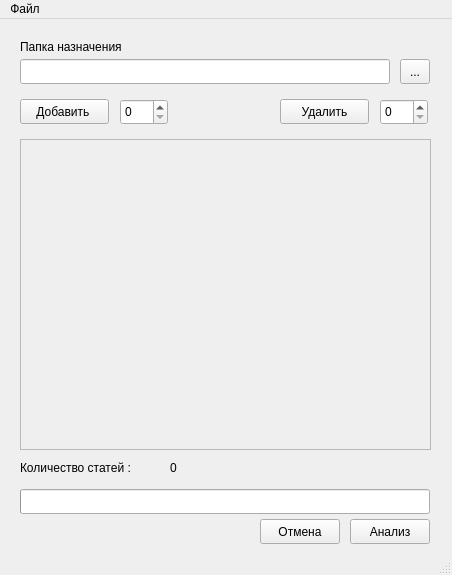
First picture: the form in main_gui.ui, repository gotcodehooked/Analyzer, before the edit.
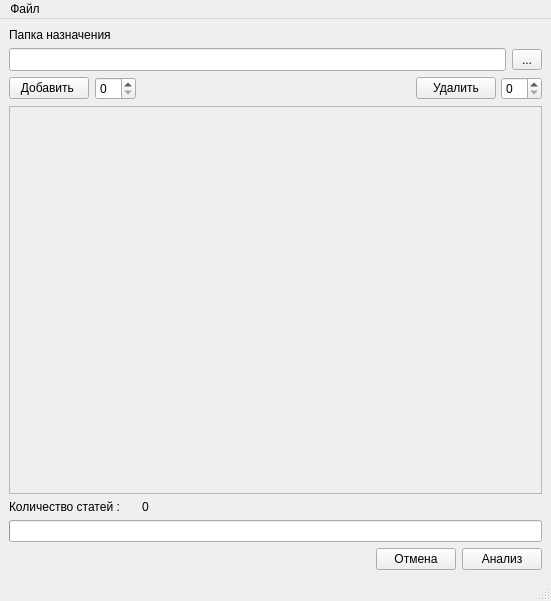
Second picture: the form after the edit.

Diff of the .ui file:
```diff
--- a/main_gui.ui
+++ b/main_gui.ui
@@ -6,62 +6,52 @@
    <rect>
     <x>0</x>
     <y>0</y>
-    <width>452</width>
-    <height>575</height>
+    <width>551</width>
+    <height>601</height>
    </rect>
   </property>
   <property name="windowTitle">
    <string>MainWindow</string>
   </property>
   <widget class="QWidget" name="centralwidget">
-   <widget class="QLineEdit" name="lineEditOpenFile">
-    <property name="geometry">
-     <rect>
-      <x>20</x>
-      <y>40</y>
-      <width>370</width>
-      <height>25</height>
-     </rect>
-    </property>
-   </widget>
-   <widget class="QLabel" name="label">
-    <property name="geometry">
-     <rect>
-      <x>20</x>
-      <y>20</y>
-      <width>130</width>
-      <height>15</height>
-     </rect>
-    </property>
-    <property name="text">
-     <string>Папка назначения</string>
-    </property>
-   </widget>
-   <widget class="QToolButton" name="toolButton">
+   <layout class="QGridLayout" name="gridLayout_2">
+    <item row="5" column="0" colspan="5">
+     <widget class="QScrollArea" name="scrollArea">
+      <property name="widgetResizable">
+       <bool>true</bool>
+      </property>
+      <property name="alignment">
+       <set>Qt::AlignLeading|Qt::AlignLeft|Qt::AlignVCenter</set>
+      </property>
+      <widget class="QWidget" name="scrollAreaWidgetContents">
     <property name="geometry">
      <rect>
-      <x>400</x>
-      <y>40</y>
-      <width>30</width>
-      <height>25</height>
-     </rect>
-    </property>
-    <property name="text">
-     <string>...</string>
-    </property>
-    <property name="checkable">
-     <bool>false</bool>
-    </property>
-   </widget>
+         <x>0</x>
+         <y>0</y>
+         <width>531</width>
+         <height>359</height>
+        </rect>
+       </property>
+       <layout class="QGridLayout" name="gridLayout">
+        <item row="0" column="0">
+         <layout class="QVBoxLayout" name="verticalLayout_2">
+          <property name="spacing">
+           <number>6</number>
+          </property>
+          <property name="sizeConstraint">
+           <enum>QLayout::SetFixedSize</enum>
+          </property>
+          <property name="bottomMargin">
+           <number>0</number>
+          </property>
+         </layout>
+        </item>
+       </layout>
+      </widget>
+     </widget>
+    </item>
+    <item row="7" column="0" colspan="5">
    <widget class="QProgressBar" name="statusProgressBar">
-    <property name="geometry">
-     <rect>
-      <x>20</x>
-      <y>470</y>
-      <width>410</width>
-      <height>25</height>
-     </rect>
-    </property>
     <property name="value">
      <number>0</number>
     </property>
@@ -81,14 +71,54 @@
      <string notr="true"/>
     </property>
    </widget>
+    </item>
+    <item row="6" column="1">
+     <widget class="QLabel" name="numberArticlesLabel">
+      <property name="sizePolicy">
+       <sizepolicy hsizetype="Ignored" vsizetype="Preferred">
+        <horstretch>20</horstretch>
+        <verstretch>0</verstretch>
+       </sizepolicy>
+      </property>
+      <property name="text">
+       <string>0</string>
+      </property>
+     </widget>
+    </item>
+    <item row="8" column="4">
+     <layout class="QFormLayout" name="formLayout_3">
+      <property name="labelAlignment">
+       <set>Qt::AlignRight|Qt::AlignTrailing|Qt::AlignVCenter</set>
+      </property>
+      <property name="formAlignment">
+       <set>Qt::AlignRight|Qt::AlignTop|Qt::AlignTrailing</set>
+      </property>
+      <item row="0" column="0">
+       <widget class="QPushButton" name="cancelAnalyzeButton">
+        <property name="text">
+         <string>Отмена</string>
+        </property>
+       </widget>
+      </item>
+      <item row="0" column="1">
    <widget class="QPushButton" name="startAnalyzeButton">
-    <property name="geometry">
-     <rect>
-      <x>350</x>
-      <y>500</y>
-      <width>80</width>
-      <height>25</height>
-     </rect>
+        <property name="sizePolicy">
+         <sizepolicy hsizetype="Minimum" vsizetype="Fixed">
+          <horstretch>0</horstretch>
+          <verstretch>0</verstretch>
+         </sizepolicy>
+        </property>
+        <property name="minimumSize">
+         <size>
+          <width>30</width>
+          <height>0</height>
+         </size>
+        </property>
+        <property name="baseSize">
+         <size>
+          <width>30</width>
+          <height>0</height>
+         </size>
     </property>
     <property name="text">
      <string>Анализ</string>
@@ -100,91 +130,105 @@
      <bool>false</bool>
     </property>
    </widget>
-   <widget class="QPushButton" name="cancelAnalyzeButton">
-    <property name="geometry">
-     <rect>
-      <x>260</x>
-      <y>500</y>
-      <width>80</width>
-      <height>25</height>
-     </rect>
-    </property>
+      </item>
+     </layout>
+    </item>
+    <item row="6" column="0">
+     <widget class="QLabel" name="numberArticlesLabelInfo">
     <property name="text">
-     <string>Отмена</string>
-    </property>
-   </widget>
-   <widget class="QScrollArea" name="scrollArea">
-    <property name="geometry">
-     <rect>
-      <x>20</x>
-      <y>120</y>
-      <width>411</width>
-      <height>311</height>
-     </rect>
-    </property>
-    <property name="widgetResizable">
-     <bool>true</bool>
-    </property>
-    <property name="alignment">
-     <set>Qt::AlignLeading|Qt::AlignLeft|Qt::AlignVCenter</set>
-    </property>
-    <widget class="QWidget" name="scrollAreaWidgetContents">
-     <property name="geometry">
-      <rect>
-       <x>0</x>
-       <y>0</y>
-       <width>409</width>
-       <height>309</height>
-      </rect>
-     </property>
-     <layout class="QGridLayout" name="gridLayout">
+       <string>Количество статей :</string>
+      </property>
+     </widget>
+    </item>
+    <item row="4" column="0">
+     <layout class="QFormLayout" name="formLayout">
       <item row="0" column="0">
-       <layout class="QVBoxLayout" name="verticalLayout_2" stretch="">
-        <property name="spacing">
-         <number>6</number>
-        </property>
-        <property name="sizeConstraint">
-         <enum>QLayout::SetNoConstraint</enum>
-        </property>
-        <property name="bottomMargin">
-         <number>0</number>
-        </property>
-       </layout>
-      </item>
-     </layout>
-    </widget>
-   </widget>
    <widget class="QPushButton" name="addArticle">
-    <property name="geometry">
-     <rect>
-      <x>20</x>
-      <y>80</y>
-      <width>89</width>
-      <height>25</height>
-     </rect>
+        <property name="sizePolicy">
+         <sizepolicy hsizetype="Maximum" vsizetype="Fixed">
+          <horstretch>0</horstretch>
+          <verstretch>0</verstretch>
+         </sizepolicy>
     </property>
     <property name="text">
      <string>Добавить </string>
     </property>
    </widget>
+      </item>
+      <item row="0" column="1">
    <widget class="QSpinBox" name="spinArticleBox">
-    <property name="geometry">
-     <rect>
-      <x>120</x>
-      <y>80</y>
-      <width>48</width>
-      <height>26</height>
-     </rect>
-    </property>
-   </widget>
+        <property name="sizePolicy">
+         <sizepolicy hsizetype="Fixed" vsizetype="Fixed">
+          <horstretch>0</horstretch>
+          <verstretch>0</verstretch>
+         </sizepolicy>
+        </property>
+        <property name="baseSize">
+         <size>
+          <width>0</width>
+          <height>0</height>
+         </size>
+        </property>
+        <property name="layoutDirection">
+         <enum>Qt::LeftToRight</enum>
+        </property>
+       </widget>
+      </item>
+     </layout>
+    </item>
+    <item row="0" column="0" colspan="2">
+     <widget class="QLabel" name="label">
+      <property name="text">
+       <string>Папка назначения</string>
+      </property>
+     </widget>
+    </item>
+    <item row="4" column="4">
+     <layout class="QFormLayout" name="formLayout_2">
+      <property name="fieldGrowthPolicy">
+       <enum>QFormLayout::FieldsStayAtSizeHint</enum>
+      </property>
+      <property name="rowWrapPolicy">
+       <enum>QFormLayout::WrapLongRows</enum>
+      </property>
+      <property name="labelAlignment">
+       <set>Qt::AlignRight|Qt::AlignTop|Qt::AlignTrailing</set>
+      </property>
+      <property name="formAlignment">
+       <set>Qt::AlignRight|Qt::AlignTop|Qt::AlignTrailing</set>
+      </property>
+      <property name="horizontalSpacing">
+       <number>5</number>
+      </property>
+      <property name="leftMargin">
+       <number>0</number>
+      </property>
+      <property name="topMargin">
+       <number>0</number>
+      </property>
+      <property name="rightMargin">
+       <number>5</number>
+      </property>
+      <item row="0" column="1">
+       <widget class="QSpinBox" name="spinBox">
+        <property name="sizePolicy">
+         <sizepolicy hsizetype="Fixed" vsizetype="Fixed">
+          <horstretch>0</horstretch>
+          <verstretch>0</verstretch>
+         </sizepolicy>
+        </property>
+        <property name="maximum">
+         <number>99</number>
+        </property>
+       </widget>
+      </item>
+      <item row="0" column="0">
    <widget class="QPushButton" name="removeArticle">
-    <property name="geometry">
-     <rect>
-      <x>280</x>
-      <y>80</y>
-      <width>89</width>
-      <height>25</height>
-     </rect>
+        <property name="sizePolicy">
+         <sizepolicy hsizetype="Fixed" vsizetype="Fixed">
+          <horstretch>0</horstretch>
+          <verstretch>0</verstretch>
+         </sizepolicy>
     </property>
     <property name="text">
      <string>Удалить</string>
@@ -196,49 +240,74 @@
      <bool>false</bool>
     </property>
    </widget>
-   <widget class="QLabel" name="numberArticlesLabelInfo">
-    <property name="geometry">
-     <rect>
-      <x>20</x>
-      <y>440</y>
-      <width>141</width>
-      <height>17</height>
-     </rect>
-    </property>
-    <property name="text">
-     <string>Количество статей :</string>
-    </property>
-   </widget>
-   <widget class="QLabel" name="numberArticlesLabel">
-    <property name="geometry">
-     <rect>
-      <x>170</x>
-      <y>440</y>
-      <width>21</width>
-      <height>17</height>
-     </rect>
-    </property>
+      </item>
+     </layout>
+    </item>
+    <item row="3" column="0" colspan="5">
+     <layout class="QVBoxLayout" name="verticalLayout_3">
+      <item>
+       <layout class="QHBoxLayout" name="horizontalLayout">
+        <item>
+         <widget class="QLineEdit" name="lineEditOpenFile">
+          <property name="sizePolicy">
+           <sizepolicy hsizetype="Minimum" vsizetype="Fixed">
+            <horstretch>0</horstretch>
+            <verstretch>0</verstretch>
+           </sizepolicy>
+          </property>
+          <property name="minimumSize">
+           <size>
+            <width>30</width>
+            <height>0</height>
+           </size>
+          </property>
+          <property name="baseSize">
+           <size>
+            <width>30</width>
+            <height>0</height>
+           </size>
+          </property>
+          <property name="font">
+           <font>
+            <pointsize>10</pointsize>
+           </font>
+          </property>
+         </widget>
+        </item>
+        <item>
+         <widget class="QToolButton" name="toolButton">
+          <property name="sizePolicy">
+           <sizepolicy hsizetype="Fixed" vsizetype="Fixed">
+            <horstretch>0</horstretch>
+            <verstretch>0</verstretch>
+           </sizepolicy>
+          </property>
+          <property name="minimumSize">
+           <size>
+            <width>30</width>
+            <height>0</height>
+           </size>
+          </property>
     <property name="text">
-     <string>0</string>
-    </property>
-   </widget>
-   <widget class="QSpinBox" name="spinBox">
-    <property name="geometry">
-     <rect>
-      <x>380</x>
-      <y>80</y>
-      <width>48</width>
-      <height>26</height>
-     </rect>
-    </property>
-   </widget>
+           <string>...</string>
+          </property>
+          <property name="checkable">
+           <bool>false</bool>
+          </property>
+         </widget>
+        </item>
+       </layout>
+      </item>
+     </layout>
+    </item>
+   </layout>
   </widget>
   <widget class="QMenuBar" name="menubar">
    <property name="geometry">
     <rect>
      <x>0</x>
      <y>0</y>
-     <width>452</width>
+     <width>551</width>
      <height>22</height>
     </rect>
    </property>
```
Lines whose indentation alone changed are shown as unchanged.
